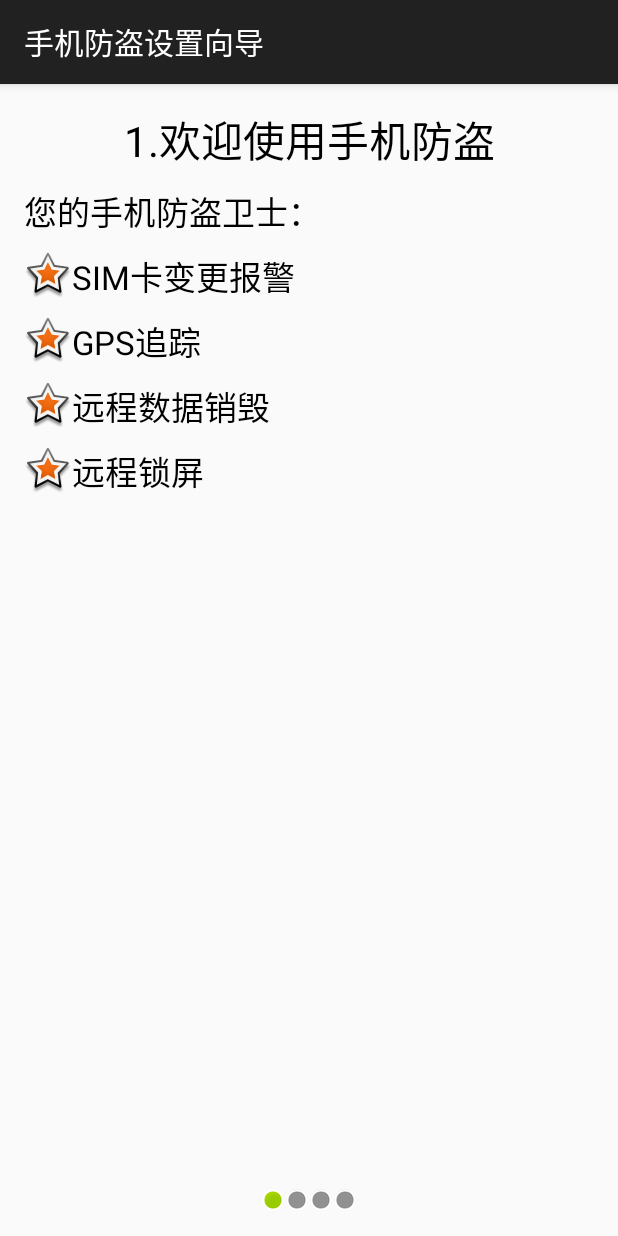
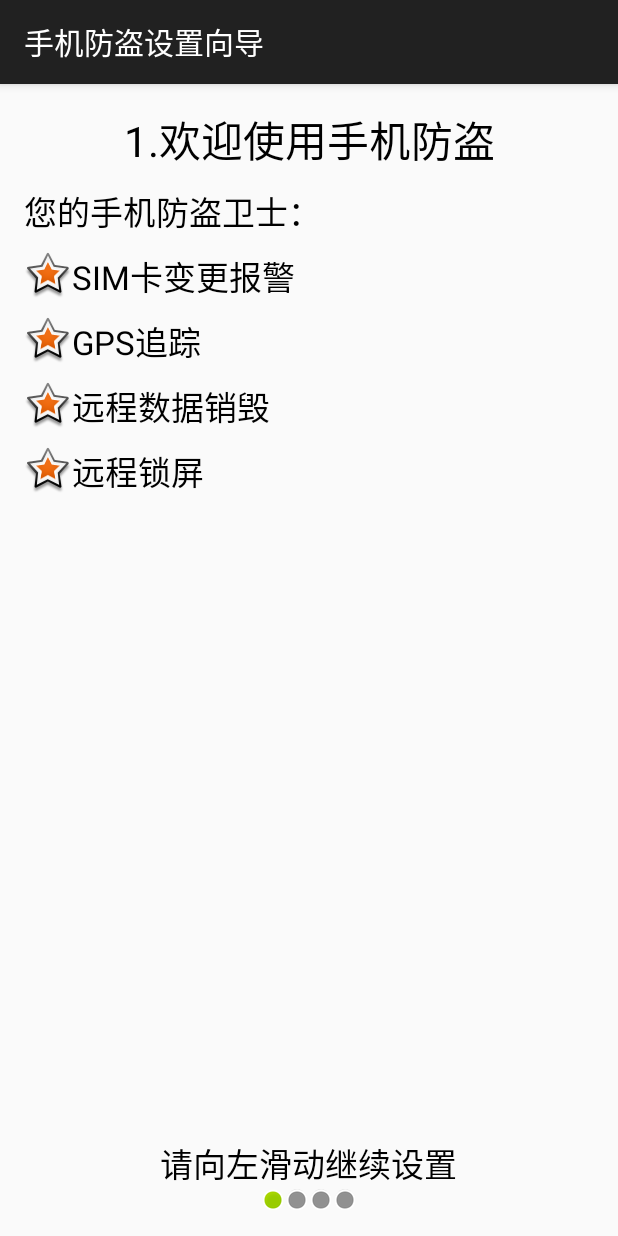
Before and after one commit to banketree/XinzheSecurity, an Android app: the Setup1LostFoundActivity screen opened directly, with no data from a screen before it, on a phone screen of 412 x 824 dp. Run offline under Robolectric (Android 15) with nearby library versions, the phone set to English and light mode, and no system bars.

Commit message:
Finish all function of anti-theft

```diff
--- a/app/src/main/res/layout/activity_setup1_lost_found.xml
+++ b/app/src/main/res/layout/activity_setup1_lost_found.xml
@@ -1,6 +1,8 @@
 <LinearLayout xmlns:android="http://schemas.android.com/apk/res/android"
-    xmlns:tools="http://schemas.android.com/tools" android:layout_width="match_parent"
-    android:layout_height="match_parent" android:paddingLeft="@dimen/activity_horizontal_margin"
+    xmlns:tools="http://schemas.android.com/tools"
+    android:layout_width="match_parent"
+    android:layout_height="match_parent"
+    android:paddingLeft="@dimen/activity_horizontal_margin"
     android:paddingRight="@dimen/activity_horizontal_margin"
     android:paddingTop="@dimen/activity_vertical_margin"
     android:paddingBottom="@dimen/activity_vertical_margin"
@@ -9,49 +11,69 @@
 
     <TextView
         style="@style/SetupTitle"
-        android:text="1.欢迎使用手机防盗"/>
+        android:text="1.欢迎使用手机防盗" />
 
     <TextView
         style="@style/TextContent"
-        android:text="您的手机防盗卫士："/>
+        android:text="您的手机防盗卫士：" />
+
     <TextView
         style="@style/TextContent"
         android:text="SIM卡变更报警"
-        android:drawableLeft="@android:drawable/star_big_on"/>
+        android:drawableLeft="@android:drawable/star_big_on" />
+
     <TextView
         style="@style/TextContent"
         android:text="GPS追踪"
-        android:drawableLeft="@android:drawable/star_big_on"/>
+        android:drawableLeft="@android:drawable/star_big_on" />
+
     <TextView
         style="@style/TextContent"
         android:text="远程数据销毁"
-        android:drawableLeft="@android:drawable/star_big_on"/>
+        android:drawableLeft="@android:drawable/star_big_on" />
+
     <TextView
         style="@style/TextContent"
         android:text="远程锁屏"
-        android:drawableLeft="@android:drawable/star_big_on"/>
+        android:drawableLeft="@android:drawable/star_big_on" />
 
     <LinearLayout
         android:layout_width="match_parent"
         android:layout_height="match_parent"
-        android:orientation="horizontal"
-        android:gravity="bottom|center_horizontal">
+        android:gravity="bottom|center_horizontal"
+        android:orientation="vertical">
+
+        <TextView
+            style="@style/TextContent"
+            android:text="请向左滑动继续设置" />
+
+        <LinearLayout
+            android:layout_width="match_parent"
+            android:layout_height="wrap_content"
+            android:gravity="bottom|center_horizontal"
+            android:orientation="horizontal">
+
             <ImageView
-            android:src="@android:drawable/presence_online"
                 android:layout_width="wrap_content"
-            android:layout_height="wrap_content" />
+                android:layout_height="wrap_content"
+                android:src="@android:drawable/presence_online" />
+
             <ImageView
-            android:src="@android:drawable/presence_invisible"
                 android:layout_width="wrap_content"
-            android:layout_height="wrap_content" />
+                android:layout_height="wrap_content"
+                android:src="@android:drawable/presence_invisible" />
+
             <ImageView
-            android:src="@android:drawable/presence_invisible"
                 android:layout_width="wrap_content"
-            android:layout_height="wrap_content" />
+                android:layout_height="wrap_content"
+                android:src="@android:drawable/presence_invisible" />
+
             <ImageView
-            android:src="@android:drawable/presence_invisible"
                 android:layout_width="wrap_content"
-            android:layout_height="wrap_content" />
+                android:layout_height="wrap_content"
+                android:src="@android:drawable/presence_invisible" />
+
+        </LinearLayout>
     </LinearLayout>
 
 
--- a/app/src/main/res/values/strings.xml
+++ b/app/src/main/res/values/strings.xml
@@ -13,5 +13,7 @@
     <string name="title_activity_setup3_lost_found">手机防盗设置向导</string>
     <string name="title_activity_setup4_lost_found">手机防盗设置向导</string>
     <string name="title_activity_select_contact">选择联系人</string>
+    <string name="xinzhesecurity_device_admin">欣哲卫士权限激活</string>
+    <string name="xinzhesecurity_device_admin_description">获取系统高级权限</string>
 
 </resources>
```
Also changed, not shown: app/src/main/AndroidManifest.xml (+11 -0 lines), app/src/main/java/com/linxinzhe/android/xinzhesecurity/LostFoundActivity.java (+37 -0 lines), app/src/main/java/com/linxinzhe/android/xinzhesecurity/receiver/MyAdminReceiver.java (added, +15 -0 lines), app/src/main/java/com/linxinzhe/android/xinzhesecurity/receiver/SMSReceiver.java (+22 -12 lines), app/src/main/res/layout/activity_lost_find.xml (+33 -11 lines), app/src/main/res/layout/activity_setup2_lost_found.xml (+14 -2 lines), app/src/main/res/layout/activity_setup3_lost_found.xml (+15 -1 lines), app/src/main/res/layout/activity_setup4_lost_found.xml (+15 -1 lines), app/src/main/res/xml/device_admin_sample.xml (added, +13 -0 lines). Lines whose indentation alone changed are shown as unchanged.
